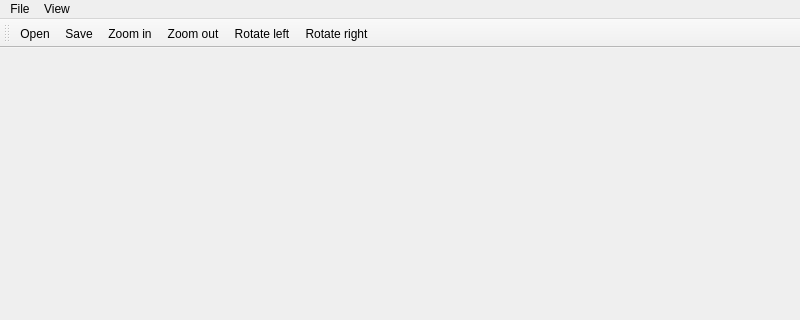
The window that ImageViewConvert/mainwindow.ui (wjyrich/ImageViewConvert) describes before a commit, drawn with Qt 5; both pictures show x 0 to 800 and y 0 to 320 of the 800 by 600 pixel window.
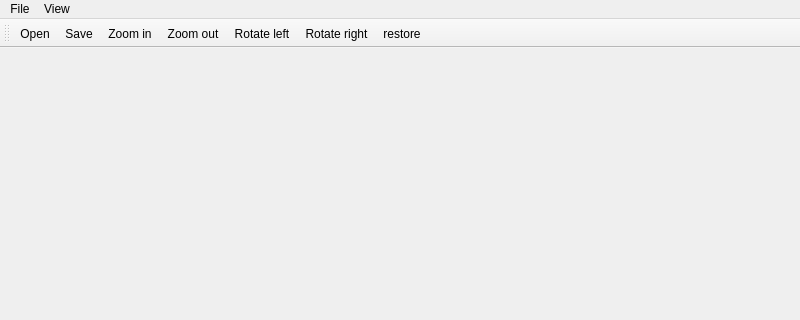
The same window after the commit. Icons and pictures are not drawn.

Commit message: feat: add restore zoom for gif and image format.

```diff
--- a/ImageViewConvert/mainwindow.ui
+++ b/ImageViewConvert/mainwindow.ui
@@ -59,6 +59,7 @@
    <addaction name="actionZoom_out"/>
    <addaction name="actionRotate_left"/>
    <addaction name="actionRotate_right"/>
+   <addaction name="actionrestore"/>
   </widget>
   <action name="actionOpen">
    <property name="icon">
@@ -114,6 +115,15 @@
     <string>Rotate right</string>
    </property>
   </action>
+  <action name="actionrestore">
+   <property name="icon">
+    <iconset resource="resources.qrc">
+     <normaloff>:/icons/restore.png</normaloff>:/icons/restore.png</iconset>
+   </property>
+   <property name="text">
+    <string>restore</string>
+   </property>
+  </action>
  </widget>
  <resources/>
  <connections/>
```
Left out of the diff: 21 changed lines with no effect on the pictures. The commit also changes 4 other files.
